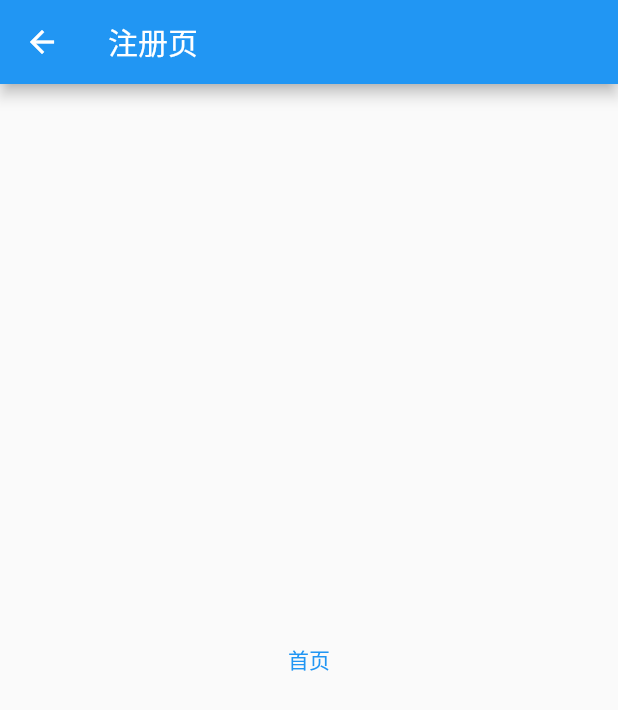
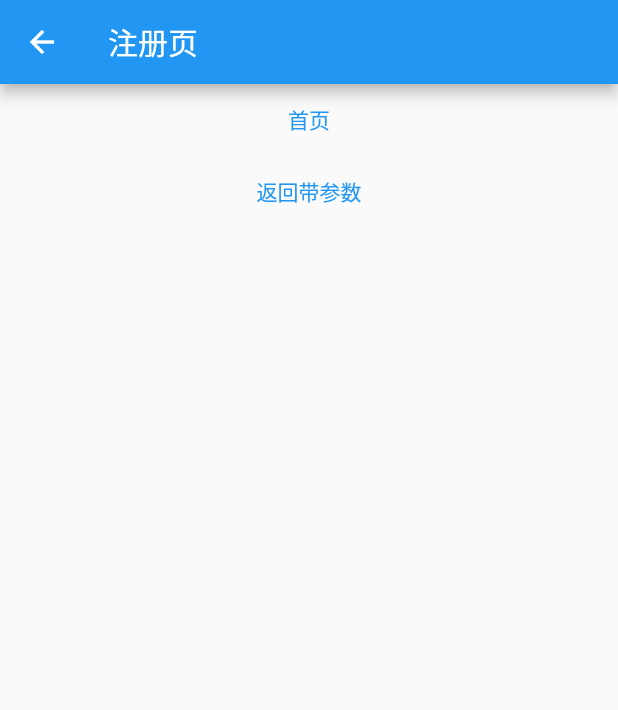
Before and after one commit to hyy984750073/fat_cat, a Flutter app: the Login screen opened directly, after a tap on "去注册", on a phone screen of 412 x 824 dp. Shown: the top 710 px of the screen. Run offline on Flutter 3.47's test engine with Material 2 defaults, Android fonts, the light colour scheme and no system bars.

Commit message:
注册返回带参数

```diff
--- a/lib/user/login.dart
+++ b/lib/user/login.dart
@@ -61,8 +61,10 @@ class _LoginState extends State<Login> {
                   ),
                   TextButton(
                     onPressed: () {
-                      Navigator.pushNamed(context, "/register",
+                      var toRegister = Navigator.pushNamed(context, "/register",
                           arguments: {'phone': '15278061180', 'age': 15});
+
+                          toRegister.then((value) => print(value));
                     },
                     child: const Text('去注册'),
                   ),
--- a/lib/user/register.dart
+++ b/lib/user/register.dart
@@ -23,13 +23,22 @@ class _RegisterState extends State<Register> {
         title: const Text('注册页'),
       ),
       body: Center(
-        child: TextButton(
+          child: Column(
+        children: [
+          TextButton(
             onPressed: () {
               Navigator.of(context).pushNamedAndRemoveUntil('/tabs', (route) => false);
             },
             child: const Text('首页'),
           ),
+          TextButton(
+            onPressed: () {
+              Navigator.of(context).pop(15);
+            },
+            child: const Text('返回带参数'),
           ),
+        ],
+      )),
     );
   }
 }
--- a/pubspec.yaml
+++ b/pubspec.yaml
@@ -90,5 +90,4 @@ flutter:
   # For details regarding fonts from package dependencies,
   # see https://flutter.dev/custom-fonts/#from-packages
   assets:
-    - assets/images/login.webp
-    - assets/images/banner.png
+    - assets/images/
```
Also changed, not shown: 1 other file. Lines whose indentation alone changed are shown as unchanged.
